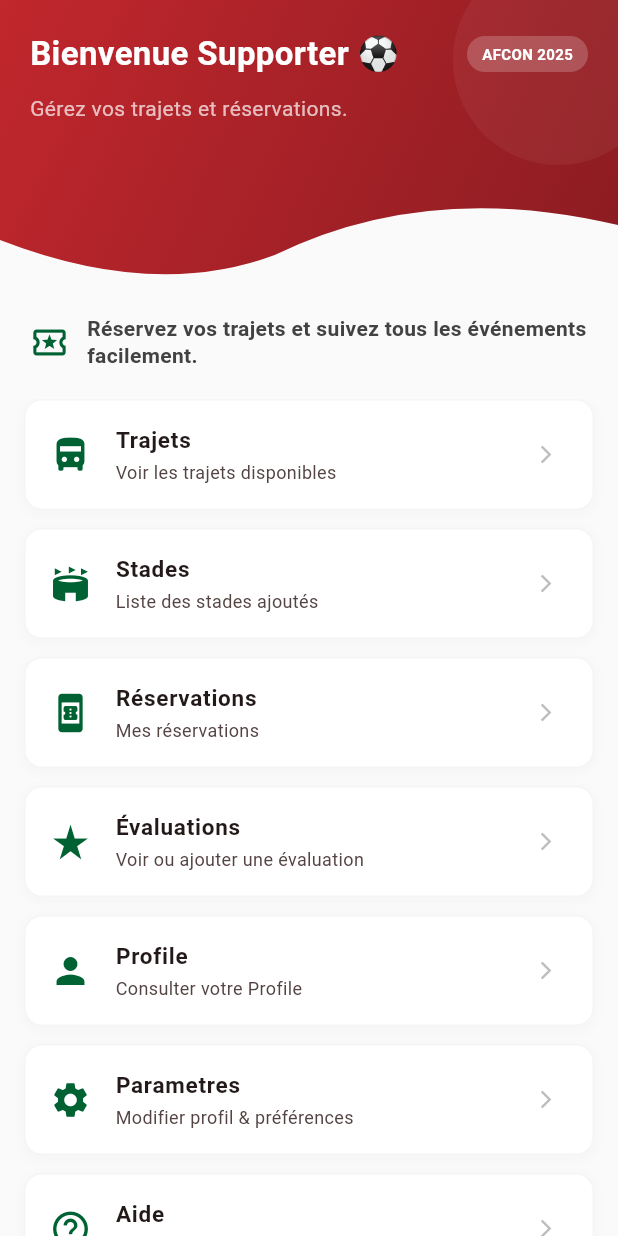
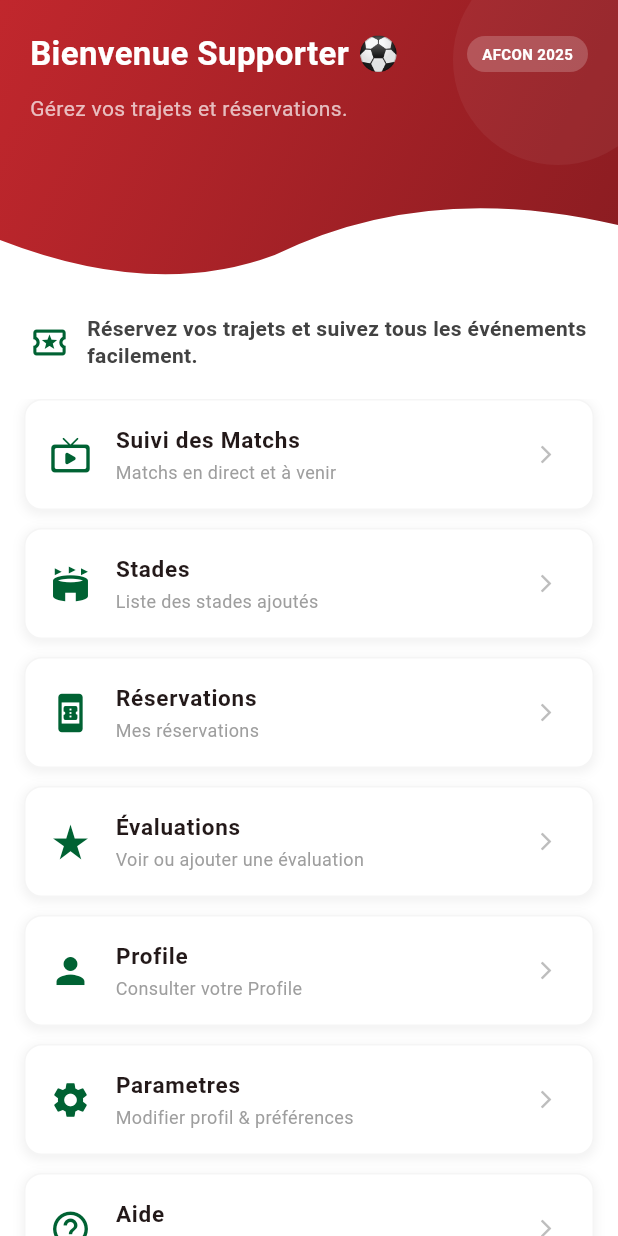
Before and after one commit to Yassine-Hajib/Application_Projet, a Flutter app: the SupporteurAcceuil screen opened directly, on a phone screen of 412 x 824 dp. Run offline on Flutter 3.47's test engine with Material 3 defaults, Android fonts, the phone set to English and light mode, and no system bars; our stand-ins replace shared_preferences; accounts and stored records are empty.

Commit message:
in'm done

```diff
--- a/lib/Frontend/Mohammed_Front/Profile.dart
+++ b/lib/Frontend/Mohammed_Front/Profile.dart
@@ -11,7 +11,7 @@ class ProfilePage extends StatefulWidget {
 }
 
 class _ProfilePageState extends State<ProfilePage> {
-  // Variables to hold the real data
+
   String fullName = "Chargement...";
   String email = "...";
   String phone = "...";
@@ -20,7 +20,7 @@ class _ProfilePageState extends State<ProfilePage> {
   @override
   void initState() {
     super.initState();
-    _loadUserData(); // Load data when page starts
+    _loadUserData();
   }
 
   // -------------------------------------------------------
@@ -44,7 +44,7 @@ class _ProfilePageState extends State<ProfilePage> {
   // -------------------------------------------------------
   Future<void> _handleLogout() async {
     SharedPreferences prefs = await SharedPreferences.getInstance();
-    await prefs.clear(); // DELETE ALL DATA
+    await prefs.clear();
 
     if (!mounted) return;
     Navigator.pushAndRemoveUntil(
--- a/lib/Frontend/Yassine_Front/Acceuil.dart
+++ b/lib/Frontend/Yassine_Front/Acceuil.dart
@@ -1,26 +1,29 @@
 import 'package:flutter/material.dart';
 
 // -----------------------------------------------------------
-// IMPORTS (Checked against your file structure screenshot)
+// IMPORTS
 // -----------------------------------------------------------
 import 'Stades.dart';
-// import 'Trajet.dart';
+// NOUVEL IMPORT: Importation de la page de suivi
+import '../Sara_Front/suivie.dart';
 
 import '../Hiba_Front/Reservation.dart';
 import '../Hiba_Front/Evaluation.dart';
 import '../Mohammed_Front/Parametres.dart';
 import '../Mohammed_Front/Profile.dart';
 import '../Rachid_Front/Aide.dart';
-import '../Rachid_Front/aboutus.dart'; // Note: your file is lowercase 'aboutus.dart'
+import '../Rachid_Front/aboutus.dart';
 
 class SupporteurAcceuil extends StatelessWidget {
   const SupporteurAcceuil({super.key});
 
+  // LISTE MISE À JOUR : 'Trajets' remplacé par 'Suivi des Matchs'
   final List<MenuItem> menuItems = const [
     MenuItem(
-        icon: Icons.directions_bus_filled,
-        title: "Trajets",
-        subtitle: "Voir les trajets disponibles"),
+        // Icône et titre mis à jour pour 'Suivi des Matchs'
+        icon: Icons.live_tv_rounded,
+        title: "Suivi des Matchs",
+        subtitle: "Matchs en direct et à venir"),
     MenuItem(
         icon: Icons.stadium,
         title: "Stades",
@@ -53,8 +56,15 @@ class SupporteurAcceuil extends StatelessWidget {
     const Color darkRed = Color(0xFF8A1C21);
     const Color moroccoGreen = Color(0xFF006233);
 
+    // Ajout de la logique Dark Mode pour les couleurs de la tuile et du texte
+    final bool isDark = Theme.of(context).brightness == Brightness.dark;
+    final Color cardColor = isDark ? const Color(0xFF1E1E1E) : Colors.white;
+    final Color textColor = Theme.of(context).textTheme.bodyLarge!.color!;
+
+
     return Scaffold(
-      backgroundColor: Colors.grey.shade50,
+      // Utilisation du fond d'écran dynamique
+      backgroundColor: Theme.of(context).scaffoldBackgroundColor,
       body: Column(
         children: [
           // ----------------- HEADER (WAVE DESIGN) -----------------
@@ -104,13 +114,11 @@ class SupporteurAcceuil extends StatelessWidget {
             ],
           ),
 
-          // ----------------- INFO TEXT (UPDATED) -----------------
-          // Replaced the generic "i" with a Ticket Icon + Clean Text
+          // ----------------- INFO TEXT (Adapté au Dark Mode) -----------------
           Padding(
             padding: const EdgeInsets.fromLTRB(20, 10, 20, 20),
             child: Row(
               children: [
-                // Change: Ticket icon looks more relevant than 'info'
                 Icon(Icons.local_activity_outlined, color: moroccoGreen, size: 26),
                 const SizedBox(width: 12),
                 Expanded(
@@ -118,8 +126,9 @@ class SupporteurAcceuil extends StatelessWidget {
                     "Réservez vos trajets et suivez tous les événements facilement.",
                     style: TextStyle(
                       fontSize: 14,
-                      color: Colors.grey.shade800,
-                      fontWeight: FontWeight.w600, // Slightly bolder for readability
+                      // Couleur dynamique du texte
+                      color: isDark ? Colors.white70 : Colors.grey.shade800,
+                      fontWeight: FontWeight.w600,
                       height: 1.3,
                     ),
                   ),
@@ -140,6 +149,9 @@ class SupporteurAcceuil extends StatelessWidget {
                   title: item.title,
                   subtitle: item.subtitle,
                   accentColor: moroccoGreen,
+                  // Passage des couleurs dynamiques au widget SupporterMenuTile
+                  cardColor: cardColor,
+                  textColor: textColor,
                   onTap: () => _navigateToPage(context, item.title),
                 );
               },
@@ -153,6 +165,11 @@ class SupporteurAcceuil extends StatelessWidget {
   // ----------------- NAVIGATION -----------------
   void _navigateToPage(BuildContext context, String title) {
     switch (title) {
+
+      // CAS MIS À JOUR: Navigue vers SuiviPage
+      case "Suivi des Matchs":
+        Navigator.push(context, MaterialPageRoute(builder: (_) => const SuiviPage()));
+        break;
 
       case "Stades":
         Navigator.push(context, MaterialPageRoute(builder: (_) => const StadesPage()));
@@ -199,23 +216,33 @@ class SupporterMenuTile extends StatelessWidget {
   final String title;
   final String subtitle;
   final Color accentColor;
+  final Color cardColor; // Ajouté pour le Dark Mode
+  final Color textColor; // Ajouté pour le Dark Mode
   final VoidCallback onTap;
-  const SupporterMenuTile({super.key, required this.icon, required this.title, required this.subtitle, required this.accentColor, required this.onTap});
+
+  const SupporterMenuTile({
+    super.key, required this.icon, required this.title, required this.subtitle,
+    required this.accentColor, required this.onTap, required this.cardColor, required this.textColor
+  });
 
   @override
   Widget build(BuildContext context) {
+    // Vérifie si le mode sombre est actif pour ajuster les couleurs de bordure
+    final bool isDark = Theme.of(context).brightness == Brightness.dark;
+
     return Container(
       margin: const EdgeInsets.only(bottom: 12),
       decoration: BoxDecoration(
-        color: Colors.white,
+        color: cardColor, // Couleur dynamique
         borderRadius: BorderRadius.circular(12),
-        border: Border.all(color: Colors.grey.shade100),
-        boxShadow: [BoxShadow(color: Colors.grey.withOpacity(0.05), spreadRadius: 1, blurRadius: 5, offset: const Offset(0, 2))],
+        // Bordure uniquement en mode clair pour un look plus net en mode sombre
+        border: isDark ? null : Border.all(color: Colors.grey.shade100),
+        boxShadow: [BoxShadow(color: Colors.black.withOpacity(0.05), spreadRadius: 1, blurRadius: 5, offset: const Offset(0, 2))],
       ),
       child: ListTile(
         leading: Icon(icon, size: 28, color: accentColor),
-        title: Text(title, style: const TextStyle(fontWeight: FontWeight.bold, fontSize: 15)),
-        subtitle: Text(subtitle, style: const TextStyle(fontSize: 12)),
+        title: Text(title, style: TextStyle(fontWeight: FontWeight.bold, fontSize: 15, color: textColor)), // Couleur dynamique
+        subtitle: Text(subtitle, style: const TextStyle(fontSize: 12, color: Colors.grey)),
         trailing: Icon(Icons.arrow_forward_ios, size: 14, color: Colors.grey.shade400),
         onTap: onTap,
       ),
--- a/lib/main.dart
+++ b/lib/main.dart
@@ -35,7 +35,6 @@ class MyApp extends StatelessWidget {
       ),
 
       // ---------------- STARTING PAGE ----------------
-      // Now starts at Login
       home: const LoginPage(),
     );
   }
```
Also changed, not shown: lib/Frontend/Sara_Front/Suivi.dart (deleted), lib/Frontend/Sara_Front/Suivie.dart (added).
